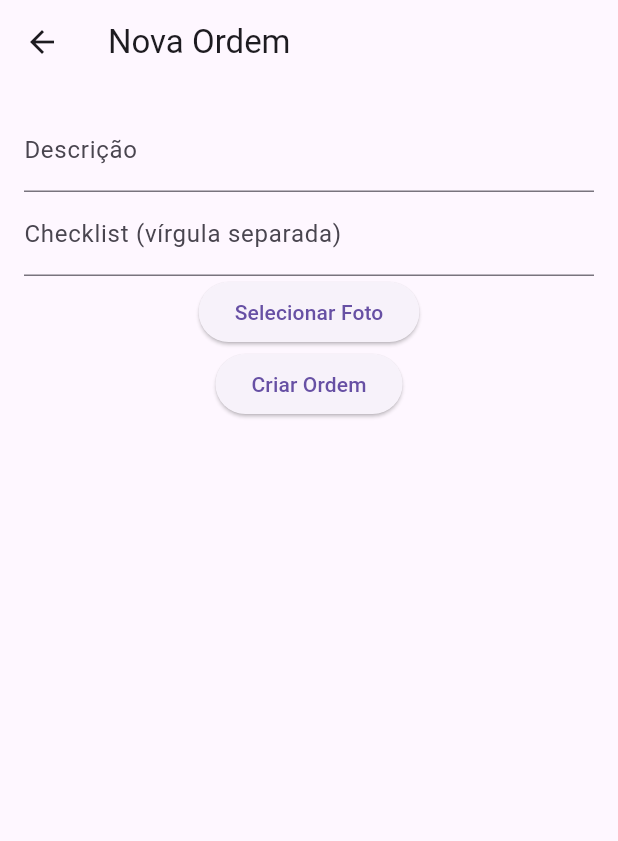
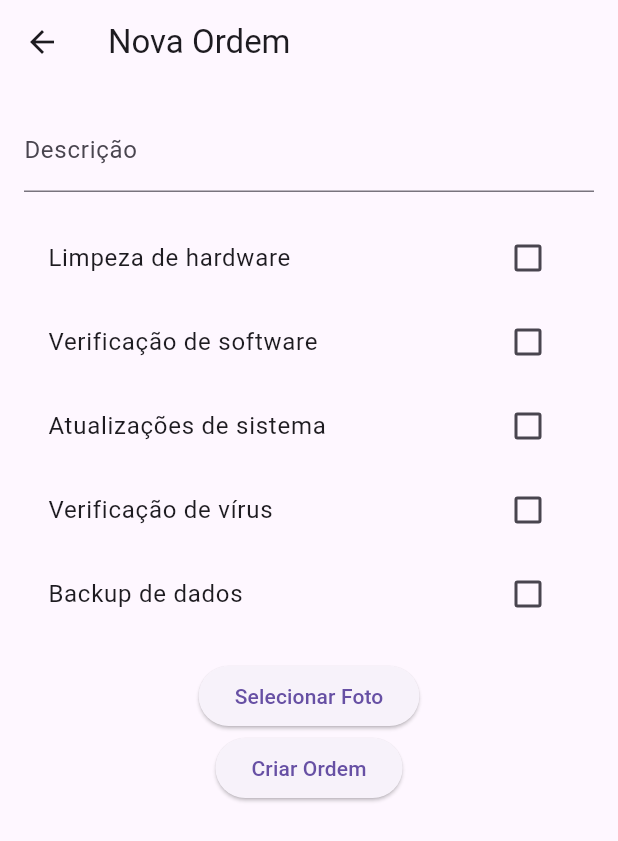
Before and after one commit to Leuow95/app_kodigos, a Flutter app: the OrderPage screen opened by its route, on a phone screen of 412 x 824 dp. Shown: the top 841 px of the screen. Run offline on Flutter 3.47's test engine with Material 3 defaults, Android fonts, the phone set to English and light mode, and no system bars; our stand-ins replace dio, flutter_bloc, image_picker, shared_preferences; accounts and stored records are empty.

Commit message:
feat: changed text to checkboxes

```diff
--- a/analysis_options.yaml
+++ b/analysis_options.yaml
@@ -8,7 +8,8 @@
 # The following line activates a set of recommended lints for Flutter apps,
 # packages, and plugins designed to encourage good coding practices.
 include: package:flutter_lints/flutter.yaml
-
+formatter:
+  page_width: 80
 linter:
   # The lint rules applied to this project can be customized in the
   # section below to disable rules from the `package:flutter_lints/flutter.yaml`
--- a/lib/src/order/presenter/order_page.dart
+++ b/lib/src/order/presenter/order_page.dart
@@ -21,6 +21,14 @@ class _OrderPageState extends State<OrderPage> {
   final checklistController = TextEditingController();
   XFile? _image;
 
+  final List<String> _services = [
+    'Limpeza de hardware',
+    'Verificação de software',
+    'Atualizações de sistema',
+    'Verificação de vírus',
+    'Backup de dados',
+  ];
+  final List<bool> _selectedServices = [false, false, false, false, false];
   @override
   Widget build(BuildContext context) {
     return BlocListener<OrderCubit, OrderState>(
@@ -34,7 +42,8 @@ class _OrderPageState extends State<OrderPage> {
       },
       child: Scaffold(
         appBar: AppBar(title: Text('Nova Ordem')),
-        body: Padding(
+        body: SingleChildScrollView(
+          child: Padding(
             padding: EdgeInsets.all(16),
             child: Form(
               key: _formKey,
@@ -44,12 +53,25 @@ class _OrderPageState extends State<OrderPage> {
                     controller: descriptionController,
                     decoration: InputDecoration(labelText: 'Descrição'),
                   ),
-                TextFormField(
-                  controller: checklistController,
-                  decoration: InputDecoration(
-                    labelText: 'Checklist (vírgula separada)',
+
+                  Padding(
+                    padding: EdgeInsets.symmetric(vertical: 16),
+                    child: Column(
+                      children: [
+                        for (int i = 0; i < _services.length; i++)
+                          CheckboxListTile(
+                            title: Text(_services[i]),
+                            value: _selectedServices[i],
+                            onChanged: (value) {
+                              setState(() {
+                                _selectedServices[i] = value ?? false;
+                              });
+                            },
+                          ),
+                      ],
                     ),
                   ),
+
                   ElevatedButton(
                     onPressed: _pickImage,
                     child: Text('Selecionar Foto'),
@@ -60,6 +82,7 @@ class _OrderPageState extends State<OrderPage> {
                     child: Text('Criar Ordem'),
                   ),
                 ],
+              ),
             ),
           ),
         ),
```
Also changed, not shown: 8 other files. Lines whose indentation alone changed are shown as unchanged.
